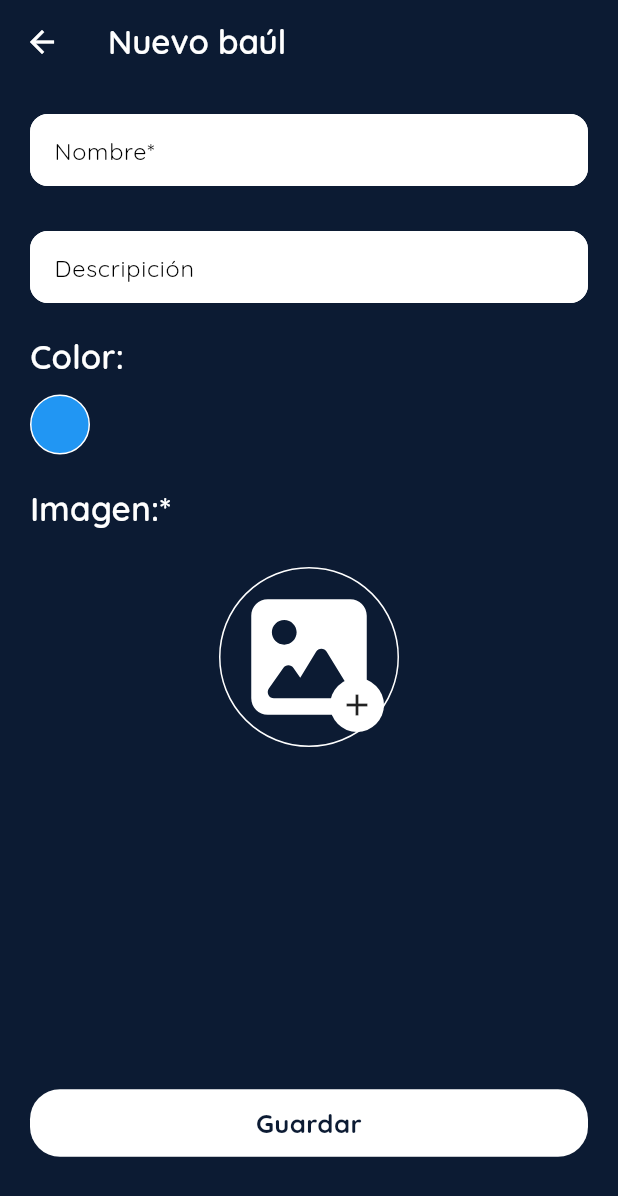
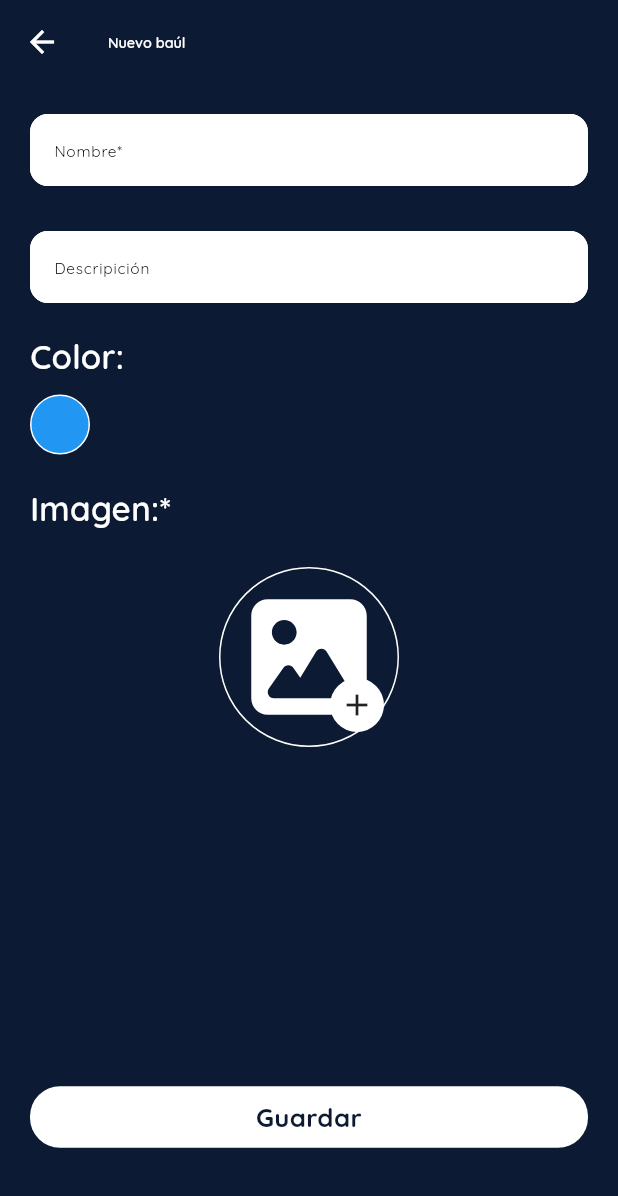
Before and after one commit to RafaEscobar/Keeplo-app, a Flutter app: the NewVahulScreen screen opened by its route, on a phone screen of 412 x 824 dp. Shown: the top 1196 px of the screen. Run offline on Flutter 3.47's test engine with Material 3 defaults, Android fonts, the phone set to English and light mode, and no system bars; our stand-ins replace dio, equatable, flutter_bloc, flutter_dotenv, flutter_form_builder, flutter_screenutil and 6 more; missing offline and left inert: flex_color_picker; accounts and stored records are empty; network calls fail.

Commit message:
Responsive de creación de foro

```diff
--- a/lib/screens/forms/new_vahul_screen.dart
+++ b/lib/screens/forms/new_vahul_screen.dart
@@ -11,6 +11,7 @@ import 'package:keeplo/bloc/vahul_bloc/vahul_event.dart';
 import 'package:keeplo/screens/dashboard_screen.dart';
 import 'package:keeplo/theme/app_theme.dart';
 import 'package:keeplo/utils/hexa_color.dart';
+import 'package:keeplo/utils/responsive.dart';
 import 'package:keeplo/utils/simple_toast.dart';
 import 'package:keeplo/utils/vahul_actions.dart';
 import 'package:keeplo/widgets/forms/add_image_.dart';
@@ -64,7 +65,7 @@ class _NewVahulScreenState extends State<NewVahulScreen> {
   Widget build(BuildContext context) {
     return Scaffold(
       appBar: AppBar(
-        title: Text("Nuevo baúl", style: TextStyle(fontSize: 22, color: Colors.white, fontWeight: FontWeight.w600),),
+        title: Text("Nuevo baúl", style: TextStyle(fontSize: Responsive.resize(size: 14, reduction: .7).sp, color: Colors.white, fontWeight: FontWeight.w600),),
       ),
       backgroundColor: AppTheme.primary,
       body: SafeArea(
@@ -81,7 +82,9 @@ class _NewVahulScreenState extends State<NewVahulScreen> {
               }
             },
             builder: (context, state) {
-              return ConstrainedBox(
+              return Padding(
+                padding: context.isTabletLandscape ? EdgeInsetsGeometry.symmetric(horizontal: 180) : EdgeInsetsGeometry.zero,
+                child: ConstrainedBox(
                   constraints: BoxConstraints(
                     maxHeight: MediaQuery.of(context).size.height*.88,
                     minHeight: MediaQuery.of(context).size.height*.88
@@ -101,7 +104,7 @@ class _NewVahulScreenState extends State<NewVahulScreen> {
                                 SimpleInput(
                                   controller: _nameController,
                                   onChange: (value) => context.read<NewVahulBloc>().add(VahulNameChange(value!)),
-                                textStyle: TextStyle(fontSize: 16.sp),
+                                  textStyle: TextStyle(fontSize: Responsive.resize(size: 16, reduction: .66).sp),
                                   name: 'name',
                                   hintText: 'Nombre*',
                                   keyboardType: TextInputType.emailAddress,
@@ -125,7 +128,7 @@ class _NewVahulScreenState extends State<NewVahulScreen> {
                                 SizedBox(height: 20,),
                                 SimpleInput(
                                   onChange: (value) => context.read<NewVahulBloc>().add(VahulDescriptionChange(value!)),
-                                textStyle: TextStyle(fontSize: 16.sp),
+                                  textStyle: TextStyle(fontSize: Responsive.resize(size: 16, reduction: .66).sp),
                                   name: 'description',
                                   hintText: 'Descripición',
                                   keyboardType: TextInputType.emailAddress,
@@ -196,9 +199,9 @@ class _NewVahulScreenState extends State<NewVahulScreen> {
                                   callback: () {
                                     runValidation();
                                   },
-                                padding: const EdgeInsets.symmetric(horizontal: 20, vertical: 10),
+                                  padding: const EdgeInsets.symmetric(vertical: 8),
                                 ),
-                              SizedBox(height: 10,)
+                                SizedBox(height: 16,)
                               ],
                             )
                           ],
@@ -213,6 +216,7 @@ class _NewVahulScreenState extends State<NewVahulScreen> {
                         ),
                     ],
                   ),
+                ),
               );
             },
           ),
```
Lines whose indentation alone changed are shown as unchanged.
